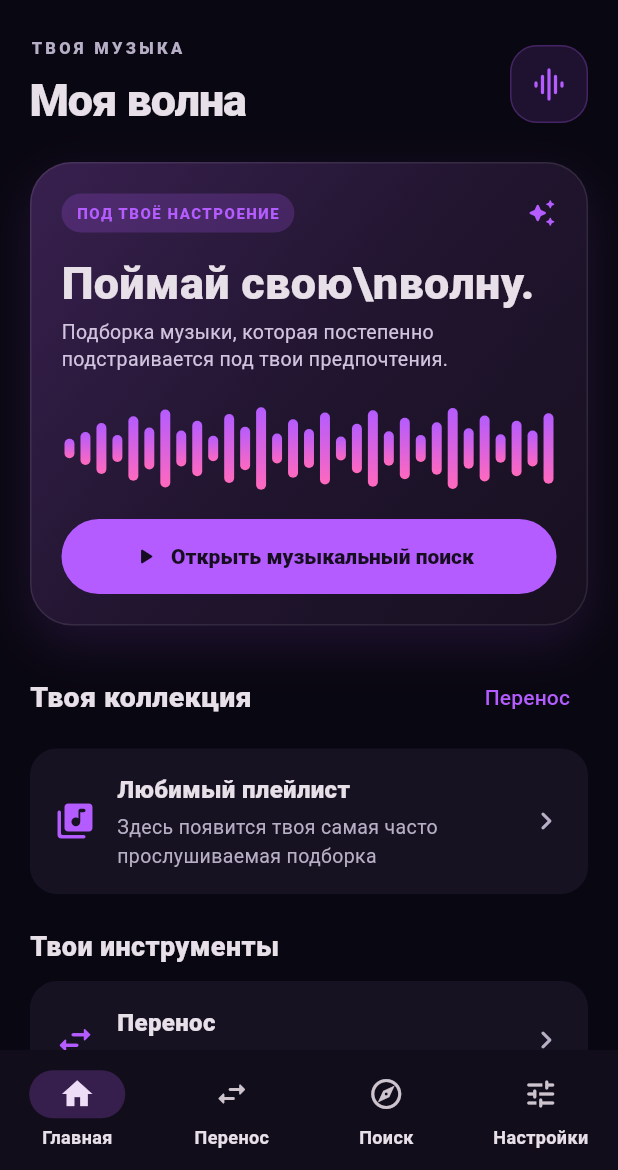
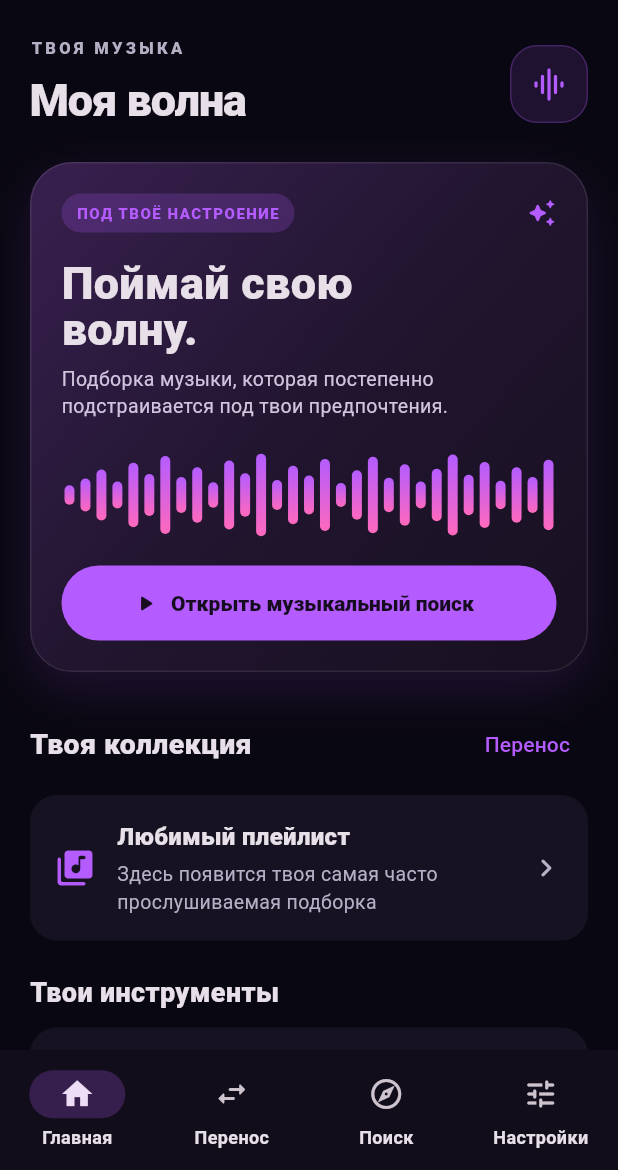
Before and after one commit to andronovmatvey02-bit/macros-music-app, a Flutter app: the screen it shows after launch, on a phone screen of 412 x 824 dp, the part 66-1236 px from its top. Run offline on Flutter 3.47's test engine with Material 3 defaults, Android fonts, the phone set to English and light mode, and no system bars; our stand-ins replace shared_preferences.

Commit message:
Fix hero heading line break

```diff
--- a/lib/main.dart
+++ b/lib/main.dart
@@ -223,7 +223,7 @@ class HomePage extends StatelessWidget {
                 ],
               ),
               const SizedBox(height: 18),
-              const Text('Поймай свою\\nволну.', style: TextStyle(fontSize: 30, height: 1.05, fontWeight: FontWeight.w900)),
+              const Text('Поймай свою\nволну.', style: TextStyle(fontSize: 30, height: 1.05, fontWeight: FontWeight.w900)),
               const SizedBox(height: 8),
               const Text('Подборка музыки, которая постепенно подстраивается под твои предпочтения.', style: TextStyle(color: Color(0xFFD1C4DE), height: 1.4, fontSize: 13)),
               const SizedBox(height: 22),
```
